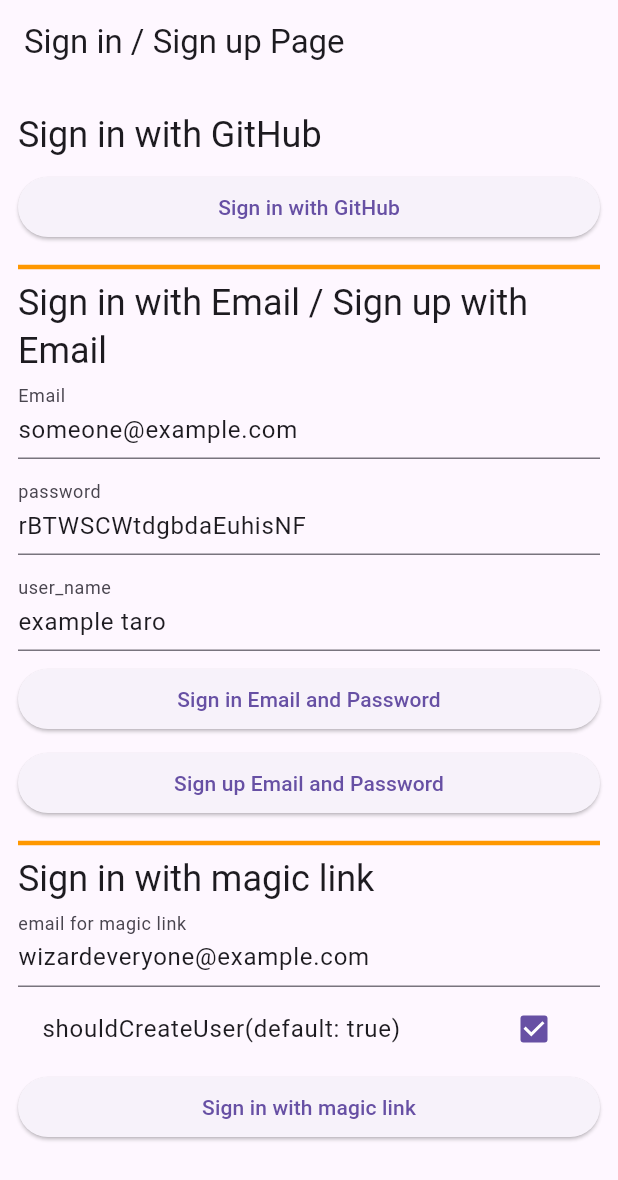
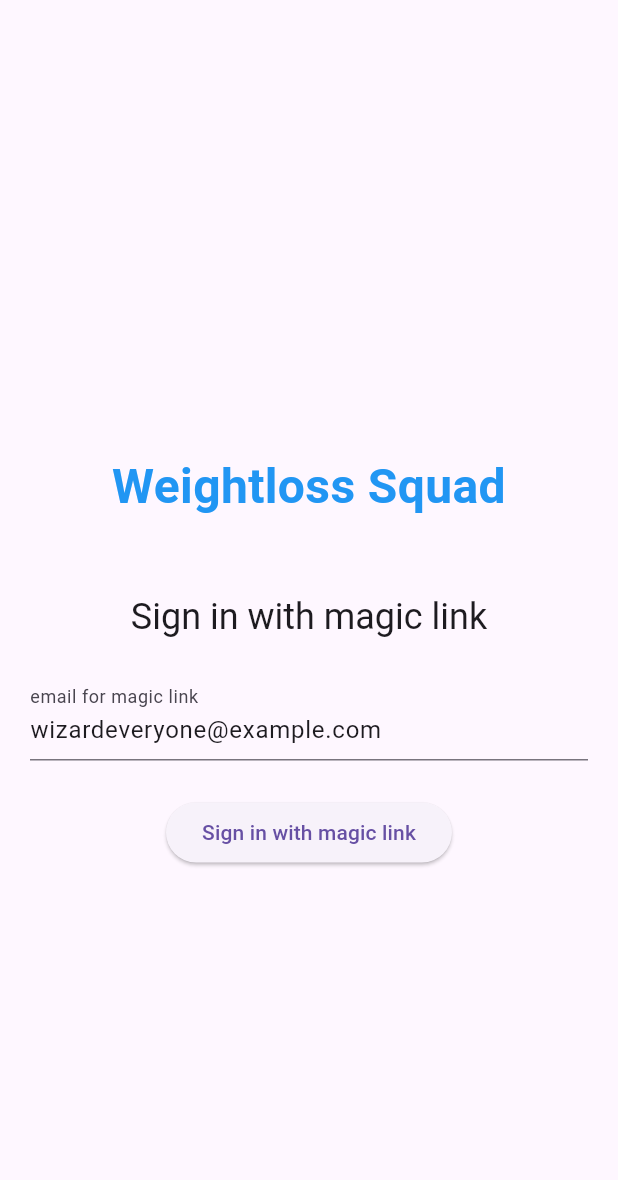
Before and after one commit to toma1031/weightloss_squad_phone_app, a Flutter app: the screen it shows after launch, on a phone screen of 412 x 824 dp. Shown: the top 1180 px of the screen. Run offline on Flutter 3.47's test engine with Material 3 defaults, Android fonts, the phone set to English and light mode, and no system bars; our stand-ins replace flutter_dotenv, gap, supabase_flutter; accounts and stored records are empty.

Commit message:
Magiclink Login and The user can update thier Username

```diff
--- a/lib/screens/login_page.dart
+++ b/lib/screens/login_page.dart
@@ -19,22 +19,24 @@ class LoginPage extends StatefulWidget {
 class _LoginPageState extends State<LoginPage> {
   var _redirecting = false;
   var _isLoading = false;
-  var _shouldCreateUser = true;
+  // var _shouldCreateUser = true;
   late final StreamSubscription<AuthState> _authStateSubscription;
 
-  final _emailController = TextEditingController(text: 'someone@example.com');
-  final _passwordController =
-      TextEditingController(text: 'rBTWSCWtdgbdaEuhisNF');
-  final _userNameController = TextEditingController(text: 'example taro');
-  final _magicLinkEmailController =
-      TextEditingController(text: 'wizardeveryone@example.com');
+  // final _emailController = TextEditingController(text: 'someone@example.com');
+  // final _passwordController = TextEditingController(
+  //   text: 'rBTWSCWtdgbdaEuhisNF',
+  // );
+  // final _userNameController = TextEditingController(text: 'example taro');
+  final _magicLinkEmailController = TextEditingController(
+    text: 'wizardeveryone@example.com',
+  );
 
   @override
   void initState() {
     super.initState();
 
     _authStateSubscription = supabase.auth.onAuthStateChange.listen((event) {
-      debugPrint('event: ${ event.event.toString() }');
+      debugPrint('event: ${event.event.toString()}');
       if (_redirecting) {
         return;
       }
@@ -55,55 +57,72 @@ class _LoginPageState extends State<LoginPage> {
   @override
   Widget build(BuildContext context) {
     return Scaffold(
-      appBar: AppBar(title: const Text('Sign in / Sign up Page')),
-      body: GestureDetector(
-        onTap: () {
-          FocusManager.instance.primaryFocus?.unfocus();
-        },
-        child: ListView(
-          padding: const EdgeInsets.symmetric(vertical: 18, horizontal: 12),
+      appBar: AppBar(
+        backgroundColor: Theme.of(context).scaffoldBackgroundColor,
+        elevation: 0,
+      ),
+      body: Center(
+        child: SingleChildScrollView(
+          child: Padding(
+            padding: const EdgeInsets.symmetric(horizontal: 20, vertical: 60),
+            child: Column(
+              mainAxisAlignment: MainAxisAlignment.center,
               children: [
-            Text('Sign in with GitHub',
-                style: Theme.of(context).textTheme.headlineSmall),
-            const Gap(8.0),
-            ElevatedButton(
-              onPressed: _isLoading ? null : _signInGitHub,
-              child: Text(_isLoading ? 'Loading' : 'Sign in with GitHub'),
+                // Text('Sign in with GitHub',
+                //     style: Theme.of(context).textTheme.headlineSmall),
+                // const Gap(8.0),
+                // ElevatedButton(
+                //   onPressed: _isLoading ? null : _signInGitHub,
+                //   child: Text(_isLoading ? 'Loading' : 'Sign in with GitHub'),
+                // ),
+                // const Gap(8.0),
+                // const Divider(color: Colors.orange, thickness: 3.0),
+                // Text('Sign in with Email / Sign up with Email ',
+                //     style: Theme.of(context).textTheme.headlineSmall),
+                // MyTextField(
+                //   label: 'Email',
+                //   controller: _emailController,
+                // ),
+                // const Gap(8.0),
+                // MyTextField(
+                //   label: 'password',
+                //   controller: _passwordController,
+                // ),
+                // const Gap(8.0),
+                // MyTextField(
+                //   label: 'user_name',
+                //   controller: _userNameController,
+                // ),
+                // const Gap(8.0),
+                // ElevatedButton(
+                //   onPressed: _isLoading ? null : _signInEmail,
+                //   child:
+                //       Text(_isLoading ? 'Loading' : 'Sign in Email and Password'),
+                // ),
+                // const Gap(8.0),
+                // ElevatedButton(
+                //   onPressed: _isLoading ? null : _signUpEmail,
+                //   child:
+                //       Text(_isLoading ? 'Loading' : 'Sign up Email and Password'),
+                // ),
+                // const Gap(8.0),
+                // const Divider(color: Colors.orange, thickness: 3.0),
+                const Text(
+                  'Weightloss Squad',
+                  style: TextStyle(
+                    fontSize: 32,
+                    fontWeight: FontWeight.bold,
+                    color: Colors.blue,
                   ),
-            const Gap(8.0),
-            const Divider(color: Colors.orange, thickness: 3.0),
-            Text('Sign in with Email / Sign up with Email ',
-                style: Theme.of(context).textTheme.headlineSmall),
-            MyTextField(
-              label: 'Email',
-              controller: _emailController,
+                  textAlign: TextAlign.center,
                 ),
-            const Gap(8.0),
-            MyTextField(
-              label: 'password',
-              controller: _passwordController,
+                const SizedBox(height: 48),
+                Text(
+                  'Sign in with magic link',
+                  style: Theme.of(context).textTheme.headlineSmall,
+                  textAlign: TextAlign.center,
                 ),
-            const Gap(8.0),
-            MyTextField(
-              label: 'user_name',
-              controller: _userNameController,
-            ),
-            const Gap(8.0),
-            ElevatedButton(
-              onPressed: _isLoading ? null : _signInEmail,
-              child:
-                  Text(_isLoading ? 'Loading' : 'Sign in Email and Password'),
-            ),
-            const Gap(8.0),
-            ElevatedButton(
-              onPressed: _isLoading ? null : _signUpEmail,
-              child:
-                  Text(_isLoading ? 'Loading' : 'Sign up Email and Password'),
-            ),
-            const Gap(8.0),
-            const Divider(color: Colors.orange, thickness: 3.0),
-            Text('Sign in with magic link',
-                style: Theme.of(context).textTheme.headlineSmall),
+                const SizedBox(height: 24),
                 TextFormField(
                   decoration: const InputDecoration(
                     label: Text('email for magic link'),
@@ -111,66 +130,114 @@ class _LoginPageState extends State<LoginPage> {
                   ),
                   controller: _magicLinkEmailController,
                 ),
-            CheckboxListTile.adaptive(
-              title: const Text('shouldCreateUser(default: true)'),
-              value: _shouldCreateUser,
-              onChanged: (value) {
-                if (value != null) {
-                  setState(() => _shouldCreateUser = value);
-                }
-              },
-            ),
+                // CheckboxListTile.adaptive(
+                //   title: const Text('shouldCreateUser(default: true)'),
+                //   value: _shouldCreateUser,
+                //   onChanged: (value) {
+                //     if (value != null) {
+                //       setState(() => _shouldCreateUser = value);
+                //     }
+                //   },
+                // ),
+                const SizedBox(height: 24),
                 ElevatedButton(
                   onPressed: _isLoading ? null : _signInMagicLink,
-              child: Text(_isLoading ? 'Loading' : 'Sign in with magic link'),
+                  child: Text(
+                    _isLoading ? 'Loading' : 'Sign in with magic link',
+                  ),
                 ),
               ],
+            ),
+          ),
         ),
       ),
     );
   }
 
+  // Future<void> _signInMagicLink() async {
+  //   await _signInFlow(() async {
+  //     await supabase.auth.signInWithOtp(
+  //       email: _magicLinkEmailController.text,
+  //       shouldCreateUser: true,
+  //       // shouldCreateUser: _shouldCreateUser,
+  //       // 下記URLがsupabase projectのRedirect URLsと一致していないと、リダイレクト後サインインできない(仕様)
+  //       // ref: https://github.com/supabase/supabase/issues/11995#issuecomment-1647874100
+  //       emailRedirectTo: 'io.supabase.weightlosssquad://login-callback/',
+  //     );
+  //   });
+  // }
+
+
   Future<void> _signInMagicLink() async {
-    await _signInFlow(() async {
+    try {
+      setState(() {
+        _isLoading = true;
+      });
+
       await supabase.auth.signInWithOtp(
         email: _magicLinkEmailController.text,
-        shouldCreateUser: _shouldCreateUser,
+        shouldCreateUser: true,
         // 下記URLがsupabase projectのRedirect URLsと一致していないと、リダイレクト後サインインできない(仕様)
-        // ref: https://github.com/supabase/supabase/issues/11995#issuecomment-1647874100
         emailRedirectTo: 'io.supabase.weightlosssquad://login-callback/',
       );
+
+      if (mounted) {
+        ScaffoldMessenger.of(context).showSnackBar(
+          const SnackBar(
+            content: Text('Please check your email and log in!'),
+            backgroundColor: Colors.blue,
+            behavior: SnackBarBehavior.floating,
+            margin: EdgeInsets.all(16),
+            duration: Duration(seconds: 5),
+          ),
+        );
+      }
+    } catch (error) {
+      if (mounted) {
+        ScaffoldMessenger.of(context).showSnackBar(
+          SnackBar(
+            content: Text('An error has occurred: $error'),
+            backgroundColor: Theme.of(context).colorScheme.error,
+            behavior: SnackBarBehavior.floating,
+            margin: EdgeInsets.all(16),
+          ),
+        );
+      }
+    } finally {
+      setState(() {
+        _isLoading = false;
       });
     }
+  }
+  // Future<void> _signUpEmail() async {
+  //   await _signInFlow(() async {
+  //     final auth = await supabase.auth.signUp(
+  //       email: _emailController.text,
+  //       password: _passwordController.text,
+  //       data: {'user_name': _userNameController.text},
+  //     );
+  //     debugPrint('auth: $auth');
+  //   });
+  // }
 
-  Future<void> _signUpEmail() async {
-    await _signInFlow(() async {
-      final auth = await supabase.auth.signUp(
-        email: _emailController.text,
-        password: _passwordController.text,
-        data: {'user_name': _userNameController.text},
-      );
-      debugPrint('auth: $auth');
-    });
-  }
+  // Future<void> _signInEmail() async {
+  //   await _signInFlow(() async {
+  //     final auth = await supabase.auth.signInWithPassword(
+  //       email: _emailController.text,
+  //       password: _passwordController.text,
+  //     );
+  //     debugPrint('auth: $auth');
+  //   });
+  // }
 
-  Future<void> _signInEmail() async {
-    await _signInFlow(() async {
-      final auth = await supabase.auth.signInWithPassword(
-        email: _emailController.text,
-        password: _passwordController.text,
-      );
-      debugPrint('auth: $auth');
-    });
-  }
-
-  Future<void> _signInGitHub() async {
-    await _signInFlow(() async {
-      await supabase.auth.signInWithOAuth(
-        OAuthProvider.github,
-        redirectTo: 'io.supabase.weightlosssquad://login-callback/',
-      );
-    });
-  }
+  // Future<void> _signInGitHub() async {
+  //   await _signInFlow(() async {
+  //     await supabase.auth.signInWithOAuth(
+  //       OAuthProvider.github,
+  //       redirectTo: 'io.supabase.weightlosssquad://login-callback/',
+  //     );
+  //   });
+  // }
 
   Future<void> _signInFlow(FutureCallback<void> attemptFutureFunc) async {
     try {
```
Also changed, not shown: lib/screens/login_after_page.dart (+99 -8 lines), 1 other file. Lines whose indentation alone changed are shown as unchanged.
